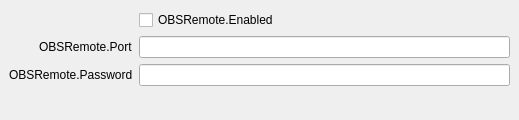
Above: UI/frontend-plugins/frontend-tools/forms/obsremote.ui from admshao/obs-studio before the change. Below: the same form after it.
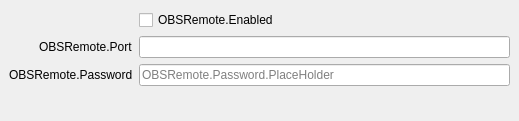
That is the form after the change.

Patch:
```diff
--- a/UI/frontend-plugins/frontend-tools/forms/obsremote.ui
+++ b/UI/frontend-plugins/frontend-tools/forms/obsremote.ui
@@ -7,7 +7,7 @@
     <x>0</x>
     <y>0</y>
     <width>519</width>
-    <height>120</height>
+    <height>121</height>
    </rect>
   </property>
   <property name="sizePolicy">
@@ -72,10 +72,10 @@
     <item row="2" column="1">
      <widget class="QLineEdit" name="edit_password">
       <property name="echoMode">
-       <enum>QLineEdit::PasswordEchoOnEdit</enum>
+       <enum>QLineEdit::Password</enum>
       </property>
       <property name="placeholderText">
-       <string/>
+       <string>OBSRemote.Password.PlaceHolder</string>
       </property>
      </widget>
     </item>
```
